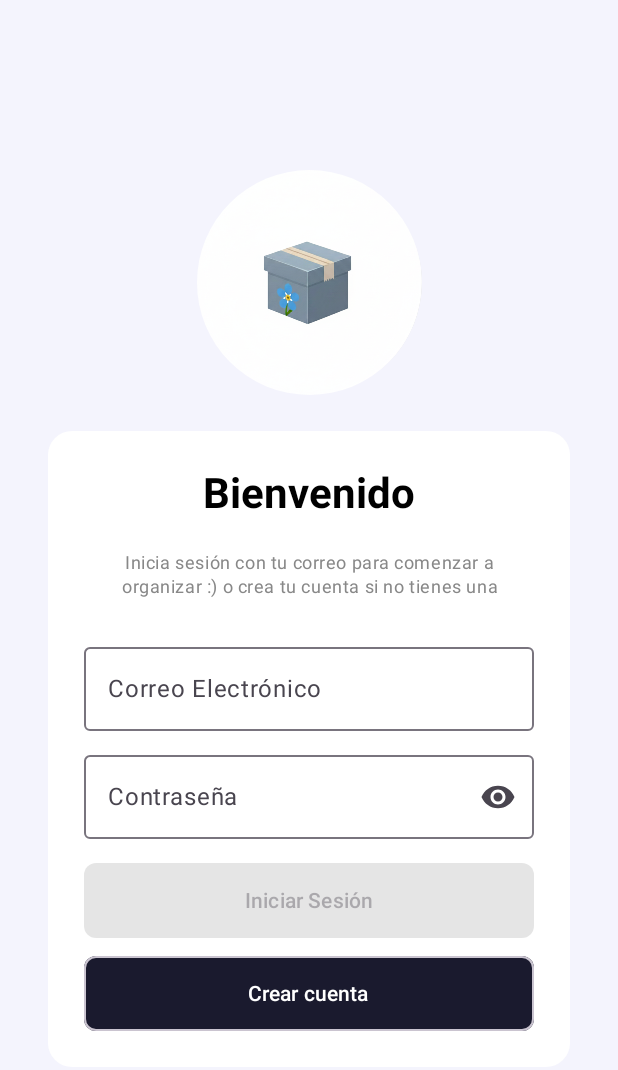
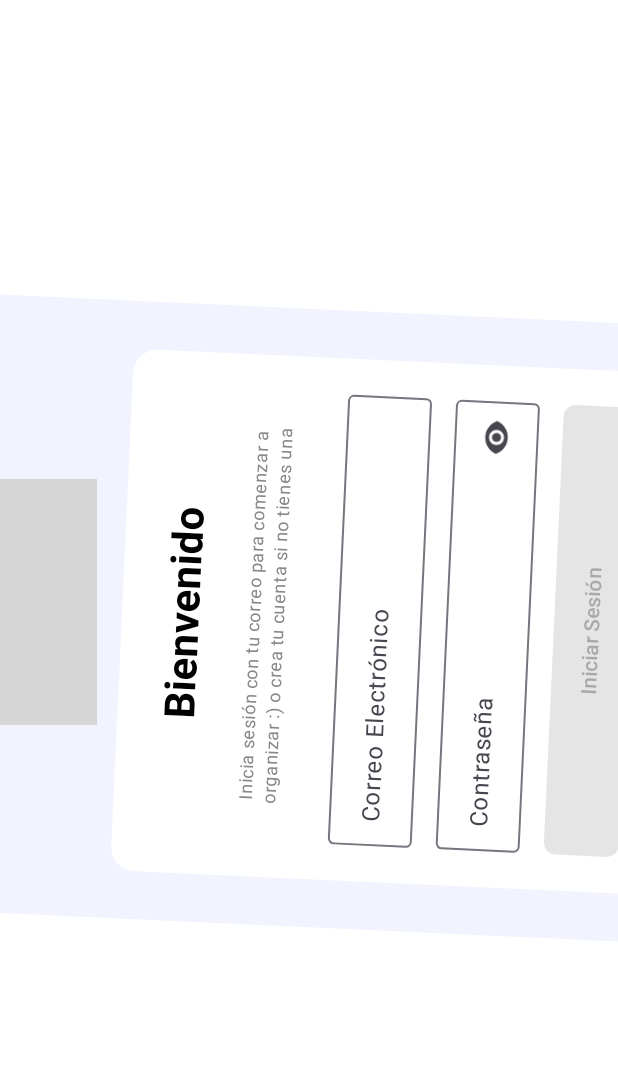
Before and after one commit to nerxzel/ForgetMeNot_F, an Android app built with Jetpack Compose: the composable AppNavGraph shown on its own in the app's theme, on a phone screen of 412 x 824 dp. Shown: the top 1070 px of the screen. Run offline under Robolectric (Android 15) with nearby library versions, the phone set to English and light mode, and no system bars; our stand-ins replace livedata-compose; grey boxes are pictures that could not be loaded.

Commit message:
Animacion logo rotando

```diff
--- a/app/src/main/java/com/example/forgetmenot/ui/screen/LoginScreen.kt
+++ b/app/src/main/java/com/example/forgetmenot/ui/screen/LoginScreen.kt
@@ -1,10 +1,12 @@
 package com.example.forgetmenot.ui.screen
 
 import androidx.compose.animation.animateColor
+import androidx.compose.animation.core.LinearEasing
 import androidx.compose.animation.core.infiniteRepeatable
 import androidx.compose.animation.core.rememberInfiniteTransition
 import androidx.compose.animation.core.tween
 import androidx.compose.animation.core.RepeatMode
+import androidx.compose.animation.core.animateFloat
 import androidx.compose.foundation.Image
 import androidx.compose.foundation.background
 import androidx.compose.foundation.layout.*
@@ -14,6 +16,7 @@ import androidx.compose.runtime.*
 import androidx.compose.ui.Alignment
 import androidx.compose.ui.Modifier
 import androidx.compose.ui.draw.clip
+import androidx.compose.ui.draw.rotate
 import androidx.compose.ui.layout.ContentScale
 import androidx.compose.ui.res.painterResource
 import androidx.compose.ui.unit.dp
@@ -80,11 +83,22 @@ private fun LoginScreen(
             repeatMode = RepeatMode.Reverse
         )
     )
+    val rotation by transition.animateFloat(
+        initialValue = 0f,
+        targetValue = 360f,
+        animationSpec = infiniteRepeatable(
+            animation = tween (1500,
+                easing = LinearEasing
+            ),
+            repeatMode = RepeatMode.Restart
+        )
+    )
 
     Box(
         modifier = Modifier
             .fillMaxSize()
-            .background(color),
+            .rotate(rotation)
+            .background(LightBlueGray),
         contentAlignment = Alignment.Center
     ) {
         Column(
@@ -96,10 +110,11 @@ private fun LoginScreen(
         ) {
 
             Image(
-                painter = painterResource(id = R.drawable.fmn),
+                painter = painterResource(id = R.drawable.logoflower),
                 contentDescription = "Imagen de perfil circular",
                 modifier = Modifier
                     .size(150.dp)
+                    .rotate(rotation)
                     .clip(CircleShape),
                 contentScale = ContentScale.Crop
             )
```
Also changed, not shown: 1 other file.
